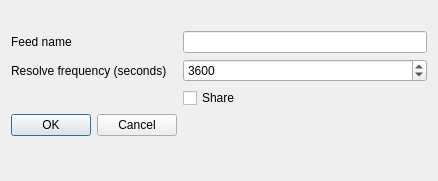
pinnaculum/galacteek, file galacteek/ui/addfeeddialog.ui: the form before one commit.
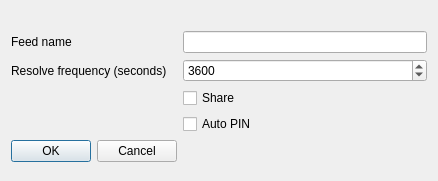
The form after the commit.

What changed in the file:
```diff
--- a/galacteek/ui/addfeeddialog.ui
+++ b/galacteek/ui/addfeeddialog.ui
@@ -69,7 +69,7 @@
        </property>
       </widget>
      </item>
-     <item row="4" column="0">
+     <item row="6" column="0">
       <widget class="QDialogButtonBox" name="buttonBox">
        <property name="orientation">
         <enum>Qt::Horizontal</enum>
@@ -79,6 +79,16 @@
        </property>
       </widget>
      </item>
+     <item row="5" column="1">
+      <widget class="QCheckBox" name="autoPin">
+       <property name="text">
+        <string>Auto PIN</string>
+       </property>
+       <property name="checked">
+        <bool>false</bool>
+       </property>
+      </widget>
+     </item>
     </layout>
    </item>
   </layout>
```
Left out of the diff: 12 changed lines with no effect on the pictures.
